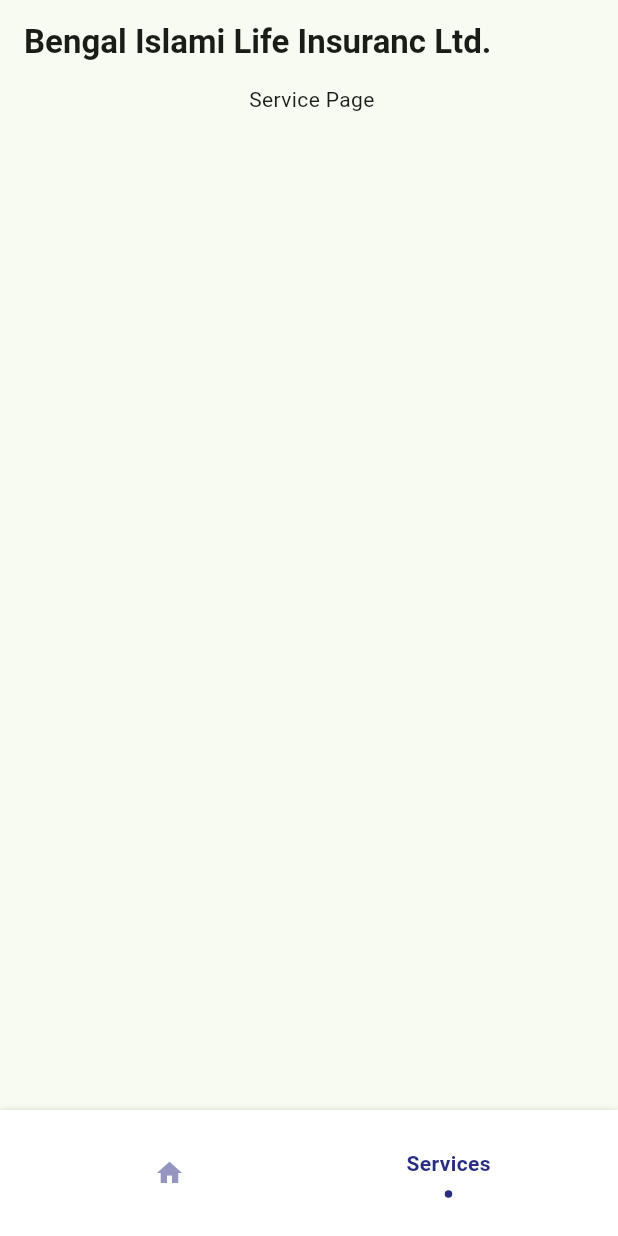
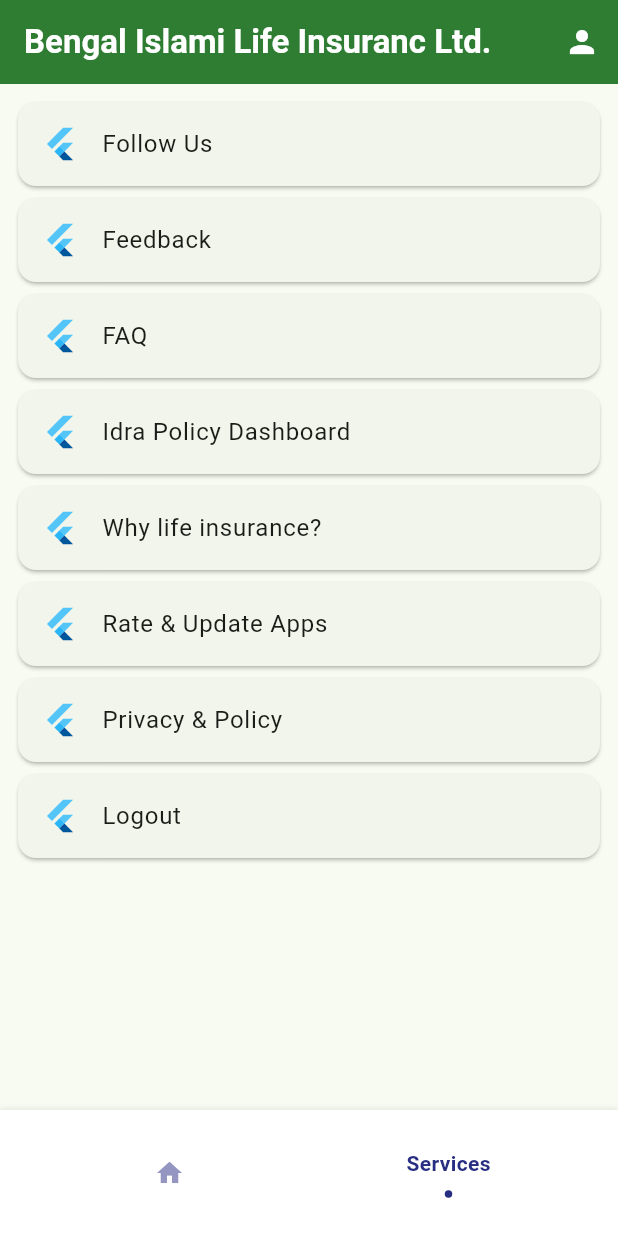
Before and after one commit to sh4k4w4t/bengal_islami_life_insurance_multiplatform_application, a Flutter app: the screen it shows after launch, item 2 of the bottom bar chosen, on a phone screen of 412 x 824 dp. Run offline on Flutter 3.47's test engine with Material 2 defaults, Android fonts, the phone set to English and light mode, and no system bars; drawn by our look-alikes of flashy_tab_bar2.

Commit message:
work with service section

```diff
--- a/lib/home/homeitem/home_section/home.dart
+++ b/lib/home/homeitem/home_section/home.dart
@@ -11,10 +11,10 @@
   @override
   Widget build(BuildContext context) {
     return Scaffold(
-      body: Center(
+      body: SingleChildScrollView(
         child: Column(
           children: [
-            Text(" Home Page")
+
           ],
         ),
       ),
--- a/lib/home/homeitem/profile_section/profile.dart
+++ /dev/null
@@ -1,23 +0,0 @@
-import 'package:flutter/material.dart';
-
-class ProfileSection extends StatefulWidget {
-  const ProfileSection({Key? key}) : super(key: key);
-
-  @override
-  State<ProfileSection> createState() => _ProfileSectionState();
-}
-
-class _ProfileSectionState extends State<ProfileSection> {
-  @override
-  Widget build(BuildContext context) {
-    return Scaffold(
-      body: Center(
-        child: Column(
-          children: [
-            Text(" Profile Page")
-          ],
-        ),
-      ),
-    );
-  }
-}
--- a/lib/home/homeitem/service_section/service.dart
+++ b/lib/home/homeitem/service_section/service.dart
@@ -11,12 +11,93 @@
   @override
   Widget build(BuildContext context) {
     return Scaffold(
-      body: Center(
-        child: Column(
-          children: [
-            Text(" Service Page")
-          ],
-        ),
+      body: LisTileExample(),
+    );
+  }
+}
+
+class LisTileExample extends StatelessWidget {
+  const LisTileExample({super.key});
+
+  @override
+  Widget build(BuildContext context) {
+    return Padding(
+      padding: const EdgeInsets.all(8.0),
+      child: ListView(
+        children:  <Widget>[
+          Card(
+            child: ListTile(
+              leading: FlutterLogo(),
+              title: Text('Follow Us'),
+              onTap: () {
+                //add tap operations
+              },
+            ),
+          ),
+          Card(
+            child: ListTile(
+              leading: FlutterLogo(),
+              title: Text('Feedback'),
+              onTap: () {
+                //add tap operations
+              },
+            ),
+          ),
+          Card(
+            child: ListTile(
+              leading: FlutterLogo(),
+              title: Text('FAQ'),
+              onTap: () {
+                //add tap operations
+              },
+            ),
+          ),
+          Card(
+            child: ListTile(
+              leading: FlutterLogo(),
+              title: Text('Idra Policy Dashboard'),
+              onTap: () {
+                //add tap operations
+              },
+            ),
+          ),
+          Card(
+            child: ListTile(
+              leading: FlutterLogo(),
+              title: Text('Why life insurance?'),
+              onTap: () {
+                //add tap operations
+              },
+            ),
+          ),
+          Card(
+            child: ListTile(
+              leading: FlutterLogo(),
+              title: Text('Rate & Update Apps'),
+              onTap: () {
+                //add tap operations
+              },
+            ),
+          ),
+          Card(
+            child: ListTile(
+              leading: FlutterLogo(),
+              title: Text('Privacy & Policy'),
+              onTap: () {
+                //add tap operations
+              },
+            ),
+          ),
+          Card(
+            child: ListTile(
+              leading: FlutterLogo(),
+              title: Text('Logout'),
+              onTap: () {
+                //add tap operations
+              },
+            ),
+          ),
+        ],
       ),
     );
   }
--- a/lib/home/homepage.dart
+++ b/lib/home/homepage.dart
@@ -25,7 +25,12 @@
   Widget build(BuildContext context) {
     return Scaffold(
       appBar: AppBar(
-        title: Text('Bengal Islami Life Insuranc Ltd.',style: TextStyle(fontWeight: FontWeight.bold),),
+        backgroundColor: Colors.green[800],
+        title: Text('Bengal Islami Life Insuranc Ltd.',style: TextStyle(fontWeight: FontWeight.bold,color: Colors.white),),
+        actions: [
+          IconButton(onPressed: (){},
+              icon: Icon(Icons.person),color: Colors.white,)
+        ],
       ),
       body: Center(
         child: tabItems[_selectedIndex],
```
